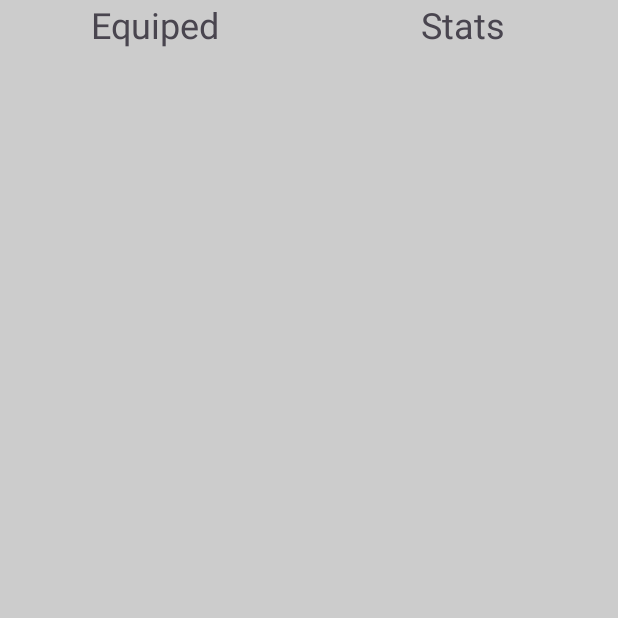
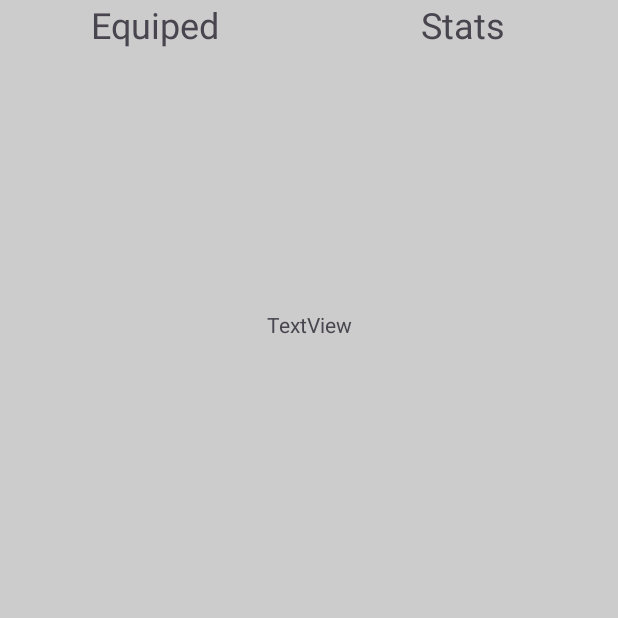
Before and after one commit to Kprzeslawski/MobileApp, an Android app: the fragment InventoryFragment placed in its activity, on a phone screen of 412 x 824 dp, the top half of it. Run offline under Robolectric (Android 15) with nearby library versions, the phone set to English and light mode, and no system bars; 2 statements that could not run were skipped.

Commit message:
add element for displaying player gold

```diff
--- a/app/src/main/res/layout/fragment_inventory.xml
+++ b/app/src/main/res/layout/fragment_inventory.xml
@@ -74,7 +74,7 @@
                             android:layout_width="wrap_content"
                             android:layout_height="wrap_content"
                             app:layout_constraintStart_toStartOf="parent"
-                            app:layout_constraintTop_toBottomOf="@+id/inv_frag_data_level"  />
+                            app:layout_constraintTop_toBottomOf="@+id/inv_frag_data_level" />
 
                         <TextView
                             android:id="@+id/inv_frag_data_health"
@@ -136,10 +136,33 @@
                 </LinearLayout>
 
                 <androidx.constraintlayout.widget.ConstraintLayout
+                    android:id="@+id/constraintLayout2"
+                    android:layout_width="match_parent"
+                    android:layout_height="match_parent"
+                    android:layout_weight="1"
+                    app:layout_constraintBottom_toBottomOf="@+id/linearLayout"
+                    tools:layout_editor_absoluteX="274dp">
+
+                    <TextView
+                        android:id="@+id/inv_frag_data_gold"
+                        android:layout_width="0dp"
+                        android:layout_height="wrap_content"
+                        android:gravity="center"
+                        android:text="TextView"
+                        app:layout_constraintBottom_toBottomOf="parent"
+                        app:layout_constraintEnd_toEndOf="parent"
+                        app:layout_constraintStart_toStartOf="parent"
+                        app:layout_constraintTop_toTopOf="parent" />
+                </androidx.constraintlayout.widget.ConstraintLayout>
+
+                <androidx.constraintlayout.widget.ConstraintLayout
                     android:id="@+id/constraintLayout"
                     android:layout_width="match_parent"
                     android:layout_height="match_parent"
-                    app:layout_constraintBottom_toBottomOf="@+id/linearLayout">
+                    app:layout_constraintBottom_toBottomOf="@+id/linearLayout"
+                    app:layout_constraintEnd_toEndOf="parent"
+                    app:layout_constraintStart_toStartOf="parent"
+                    app:layout_constraintTop_toBottomOf="@+id/linearLayout">
 
                 </androidx.constraintlayout.widget.ConstraintLayout>
             </androidx.constraintlayout.widget.ConstraintLayout>
```
